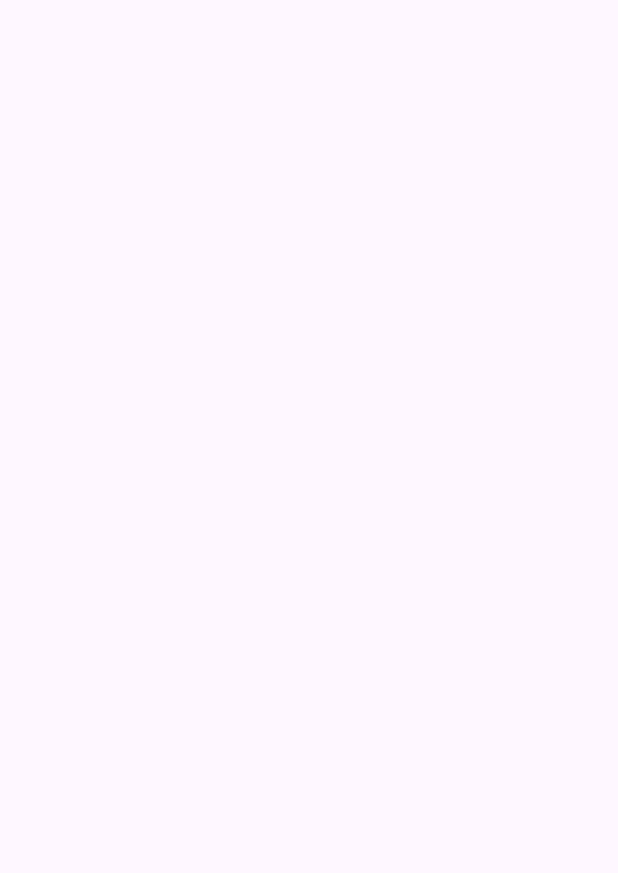
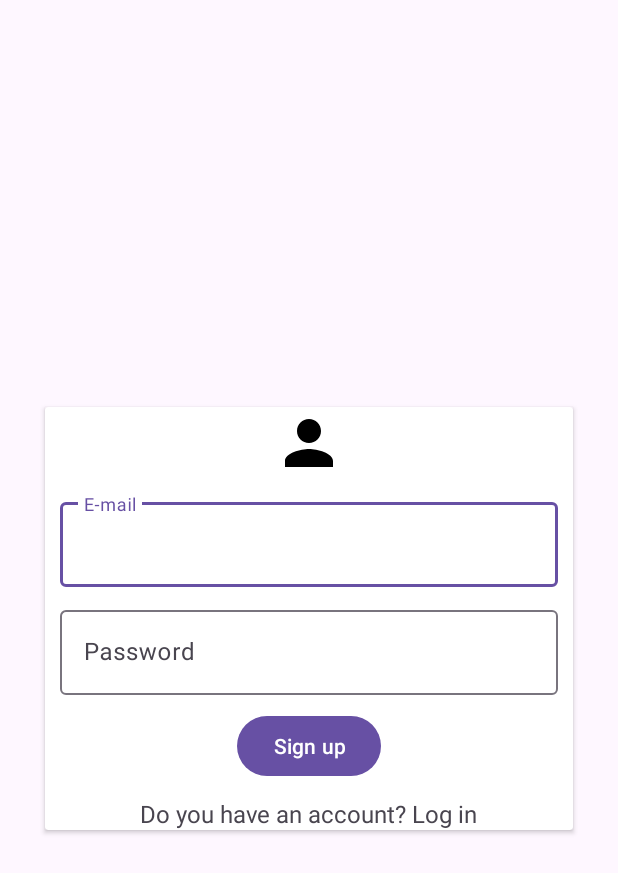
Before and after one commit to selmancevik98/Private_Social_App, an Android app: the SignupActivity screen opened directly, with no data from a screen before it, on a phone screen of 412 x 824 dp. Before the commit the part shown is empty. Shown: the top 873 px of the screen. Run offline under Robolectric (Android 15) with nearby library versions, the phone set to English and light mode, and no system bars.

Commit message:
Development stage

```diff
--- a/app/src/main/java/com/hebun/private_social_app/SignupActivity.java
+++ b/app/src/main/java/com/hebun/private_social_app/SignupActivity.java
@@ -1,6 +1,10 @@
 package com.hebun.private_social_app;
 
+import android.content.Intent;
 import android.os.Bundle;
+import android.view.View;
+import android.widget.Button;
+import android.widget.TextView;
 
 import androidx.activity.EdgeToEdge;
 import androidx.appcompat.app.AppCompatActivity;
@@ -8,7 +12,12 @@ import androidx.core.graphics.Insets;
 import androidx.core.view.ViewCompat;
 import androidx.core.view.WindowInsetsCompat;
 
+import com.google.android.material.textfield.TextInputEditText;
+
 public class SignupActivity extends AppCompatActivity {
+    TextInputEditText signup_mail_edittext, signup_password_edittext;
+    Button signup_btn;
+    TextView signup_login_redirect;
 
     @Override
     protected void onCreate(Bundle savedInstanceState) {
@@ -20,5 +29,30 @@ public class SignupActivity extends AppCompatActivity {
             v.setPadding(systemBars.left, systemBars.top, systemBars.right, systemBars.bottom);
             return insets;
         });
+
+        definitions();
+    }
+
+    private void definitions () {
+        signup_btn = findViewById(R.id.signup_btn);
+        signup_login_redirect = findViewById(R.id.signup_login_redirect);
+        signup_mail_edittext = findViewById(R.id.signup_mail_edittext);
+        signup_password_edittext = findViewById(R.id.signup_password_edittext);
+
+        signup_login_redirect.setOnClickListener(new View.OnClickListener() {
+            @Override
+            public void onClick(View view) {
+                Intent intent = new Intent(getApplicationContext(), LoginActivity.class);
+                startActivity(intent);
+                finishAffinity();
+            }
+        });
+
+        signup_btn.setOnClickListener(new View.OnClickListener() {
+            @Override
+            public void onClick(View view) {
+
+            }
+        });
     }
 }
--- a/app/src/main/res/layout/activity_signup.xml
+++ b/app/src/main/res/layout/activity_signup.xml
@@ -7,4 +7,79 @@
     android:layout_height="match_parent"
     tools:context=".SignupActivity">
 
+    <androidx.cardview.widget.CardView
+        android:layout_width="match_parent"
+        android:layout_height="wrap_content"
+        android:layout_marginRight="30dp"
+        android:layout_marginLeft="30dp"
+        app:layout_constraintBottom_toBottomOf="parent"
+        app:layout_constraintEnd_toEndOf="parent"
+        app:layout_constraintStart_toStartOf="parent"
+        app:layout_constraintTop_toTopOf="parent">
+
+        <LinearLayout
+            android:layout_width="match_parent"
+            android:layout_height="match_parent"
+            android:orientation="vertical">
+
+            <ImageView
+                android:layout_width="48dp"
+                android:layout_height="48dp"
+                android:src="@drawable/person_icon"
+                android:layout_gravity="center"/>
+
+
+            <com.google.android.material.textfield.TextInputLayout
+                android:layout_width="match_parent"
+                android:hint="E-mail"
+                android:layout_marginTop="10dp"
+                android:layout_marginLeft="10dp"
+                android:layout_marginRight="10dp"
+                android:layout_height="wrap_content">
+
+                <com.google.android.material.textfield.TextInputEditText
+                    android:id="@+id/signup_mail_edittext"
+                    android:layout_width="match_parent"
+                    android:layout_height="wrap_content"/>
+
+            </com.google.android.material.textfield.TextInputLayout>
+
+
+            <com.google.android.material.textfield.TextInputLayout
+                android:layout_width="match_parent"
+                android:hint="Password"
+                android:layout_marginTop="10dp"
+                android:layout_marginLeft="10dp"
+                android:layout_marginRight="10dp"
+                android:layout_height="wrap_content">
+
+                <com.google.android.material.textfield.TextInputEditText
+                    android:id="@+id/signup_password_edittext"
+                    android:layout_width="match_parent"
+                    android:layout_height="wrap_content"/>
+
+            </com.google.android.material.textfield.TextInputLayout>
+
+            <Button
+                android:id="@+id/signup_btn"
+                android:layout_width="wrap_content"
+                android:layout_height="wrap_content"
+                android:layout_gravity="center"
+                android:layout_marginTop="10dp"
+                android:text="Sign up"/>
+
+            <TextView
+                android:id="@+id/signup_login_redirect"
+                android:layout_width="wrap_content"
+                android:layout_height="wrap_content"
+                android:text="Do you have an account? Log in"
+                android:layout_gravity="center"
+                android:textSize="16sp"
+                android:layout_marginTop="10dp"/>
+
+        </LinearLayout>
+
+    </androidx.cardview.widget.CardView>
+
+
 </androidx.constraintlayout.widget.ConstraintLayout>
```
